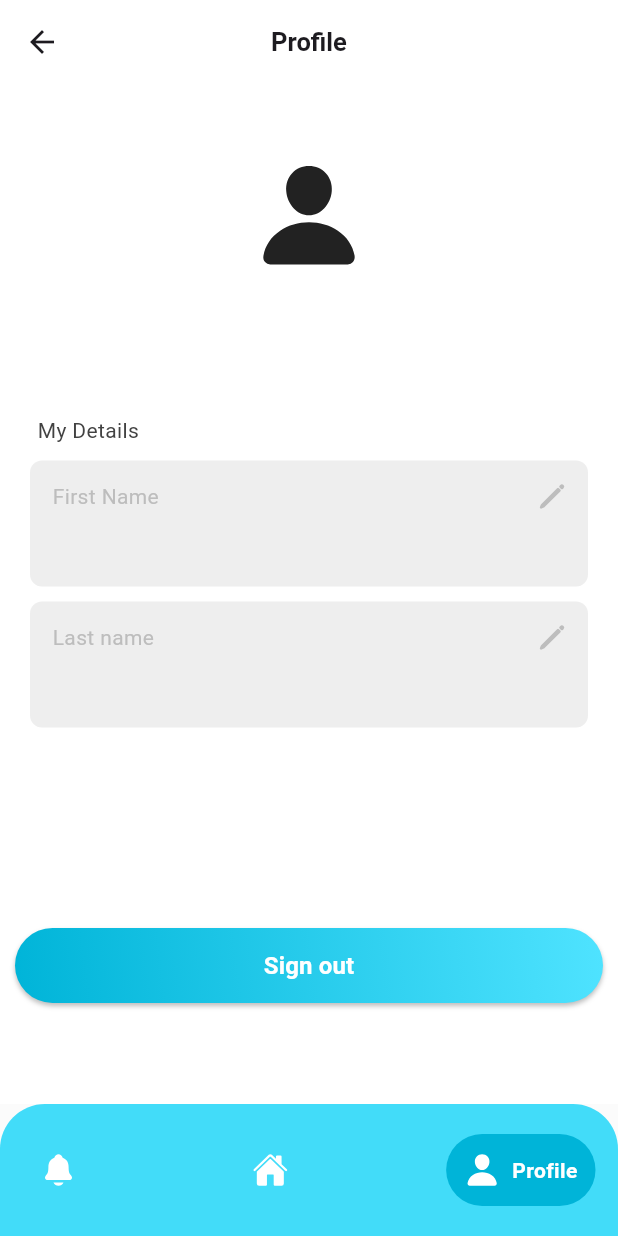
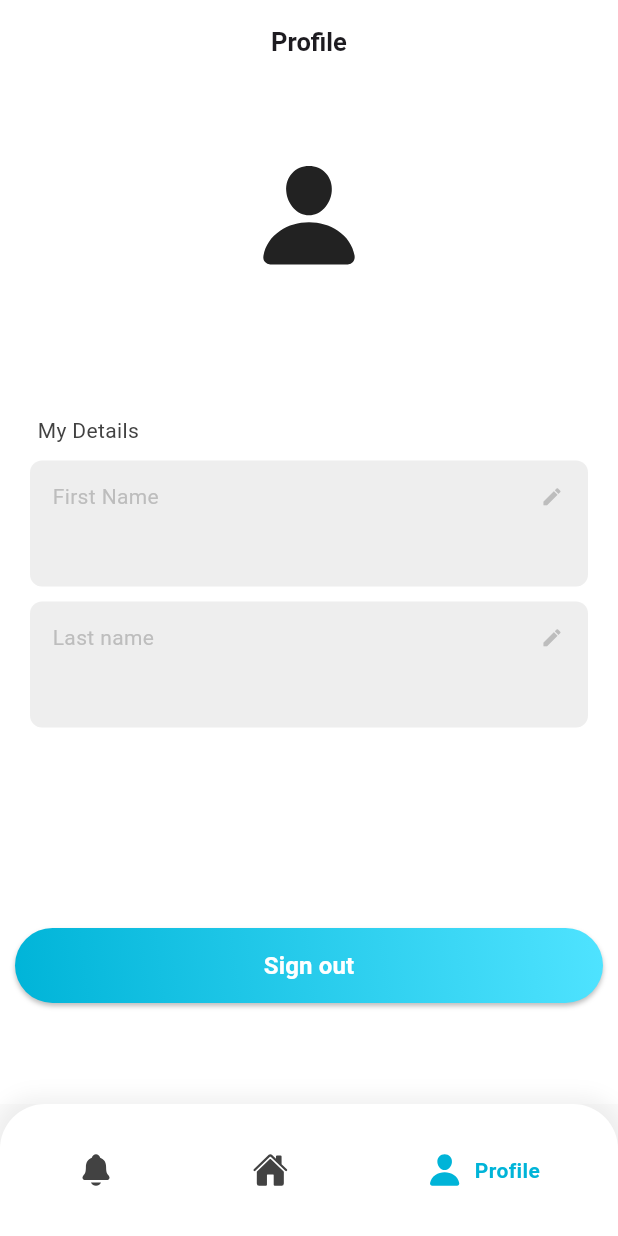
Before and after one commit to eowynnn/RemindIT, a Flutter app: the HomePage screen opened directly, item 3 of the bottom bar chosen, on a phone screen of 412 x 824 dp. Run offline on Flutter 3.47's test engine with Material 3 defaults, Android fonts, the phone set to English and light mode, and no system bars; drawn by our look-alikes of google_nav_bar; our stand-ins replace cloud_firestore, firebase_auth, firebase_core, flutter_local_notifications, flutter_svg, fluttertoast and 4 more; accounts and stored records are empty; Roboto replaces fonts that are missing (SFProText).

Commit message:
style(Nav): change color for navbar

```diff
--- a/lib/Screen/home_screen.dart
+++ b/lib/Screen/home_screen.dart
@@ -5,6 +5,7 @@ import 'package:ionicons/ionicons.dart';
 import 'package:remindits/Screen/artickel_screen.dart';
 import 'package:remindits/Screen/notif_screen.dart';
 import 'package:remindits/Screen/profil_screen.dart';
+import 'package:remindits/utils/app_colors.dart';
 import 'package:remindits/widgets/artickle.dart';
 import 'package:remindits/widgets/list_notif.dart';
 
@@ -39,18 +40,25 @@ class _HomePageState extends State<HomePage> {
             topLeft: Radius.circular(30),
             topRight: Radius.circular(30),
           ),
-          color: Color(0xff42DCF9),
+          boxShadow: [
+            BoxShadow(
+              color: Colors.grey.withOpacity(0.15),
+              spreadRadius: 5,
+              blurRadius: 10,
+              offset: Offset(0, 0),
+            ),
+          ],
+          color: Color(0xffffffff),
         ),
         child: Padding(
-          padding: const EdgeInsets.symmetric(horizontal: 15.0, vertical: 20),
+          padding: const EdgeInsets.symmetric(horizontal: 40, vertical: 20),
           child: GNav(
             padding: EdgeInsets.all(12),
             tabBorderRadius: 100,
             gap: 8,
-            tabBackgroundColor: Color(0xff00B4D8),
-            backgroundColor: Color(0xff42DCF9),
-            color: Colors.white,
-            activeColor: Colors.white,
+            backgroundColor: Colors.white,
+            color: AppColors.textColor1,
+            activeColor: AppColors.primaryColor1,
             selectedIndex: _selectedIndex,
             onTabChange: _onTabChanged,
             tabs: const [
--- a/lib/Screen/login_screen.dart
+++ b/lib/Screen/login_screen.dart
@@ -28,7 +28,7 @@ class _LoginPageState extends State<LoginPage> {
 
       User? user = userCredential.user;
 
-      Navigator.push(
+      Navigator.pushReplacement(
           context,
           MaterialPageRoute(
             builder: (context) => HomePage(),
--- a/lib/widgets/text_box_profile.dart
+++ b/lib/widgets/text_box_profile.dart
@@ -45,13 +45,14 @@ class MyTextBox extends StatelessWidget {
               IconButton(
                 onPressed: onPressed,
                 icon: Icon(
-                  Ionicons.pencil,
+                  Icons.edit,
                   color: Colors.grey[400],
-                  size: 20,
+                  size: 15,
                 ),
               )
             ],
           ),
+
           Text(text),
         ],
       ),
```
Also changed, not shown: lib/Screen/profil_screen.dart (+4 -4 lines).
